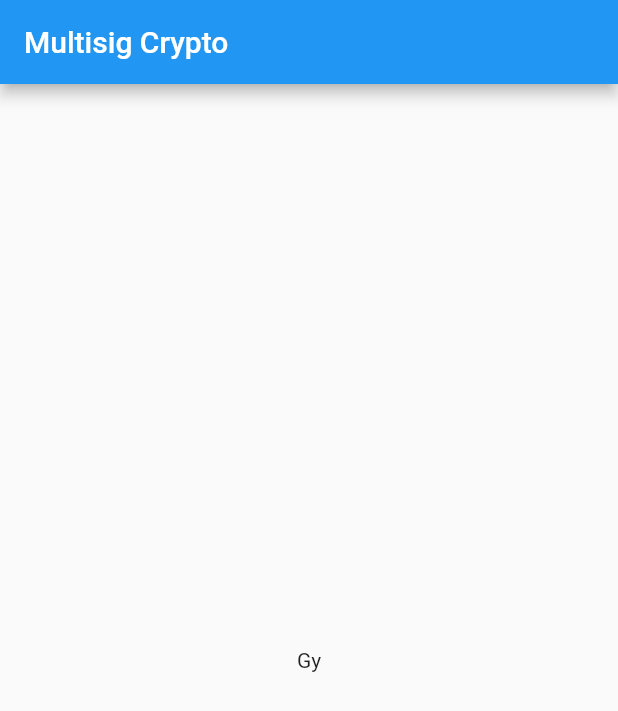
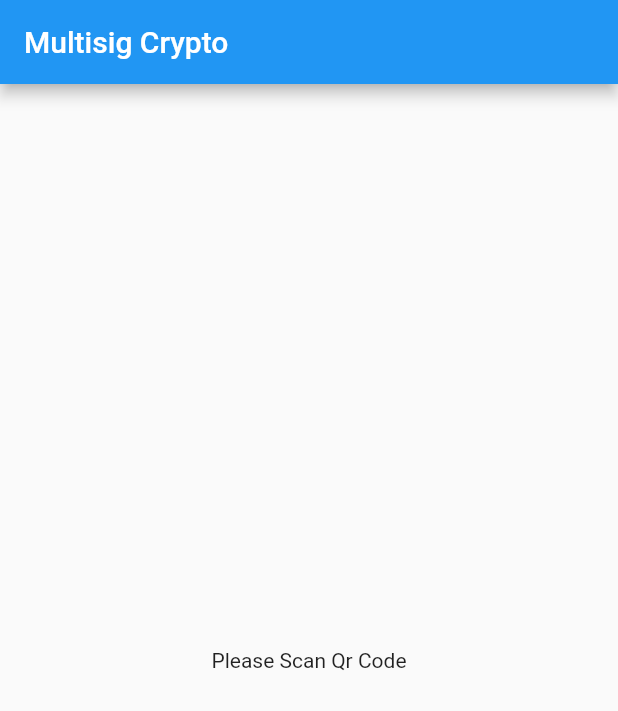
Before and after one commit to DecentralizeJustice/MultisigMobile, a Flutter app: the screen it shows after launch, on a phone screen of 412 x 824 dp. Shown: the top 711 px of the screen. Run offline on Flutter 3.47's test engine with Material 2 defaults, Android fonts, the phone set to English and light mode, and no system bars.

Commit message:
Changed Name

```diff
--- a/lib/main.dart
+++ b/lib/main.dart
@@ -1,18 +1,18 @@
 import 'package:flutter/material.dart';
 
-void main() => runApp(MyApp());
+void main() => runApp(MultisigCrypto());
 
-class MyApp extends StatelessWidget {
+class MultisigCrypto extends StatelessWidget {
   @override
   Widget build(BuildContext context) {
     return MaterialApp(
-      title: 'Welcome to Flutter',
+      title: 'Multisig Crypto',
       home: Scaffold(
         appBar: AppBar(
           title: Text('Multisig Crypto'),
         ),
         body: Center(
-          child: Text('Gy'),
+          child: Text('Please Scan Qr Code'),
         ),
       ),
     );
```
Also changed, not shown: 4 other files.
